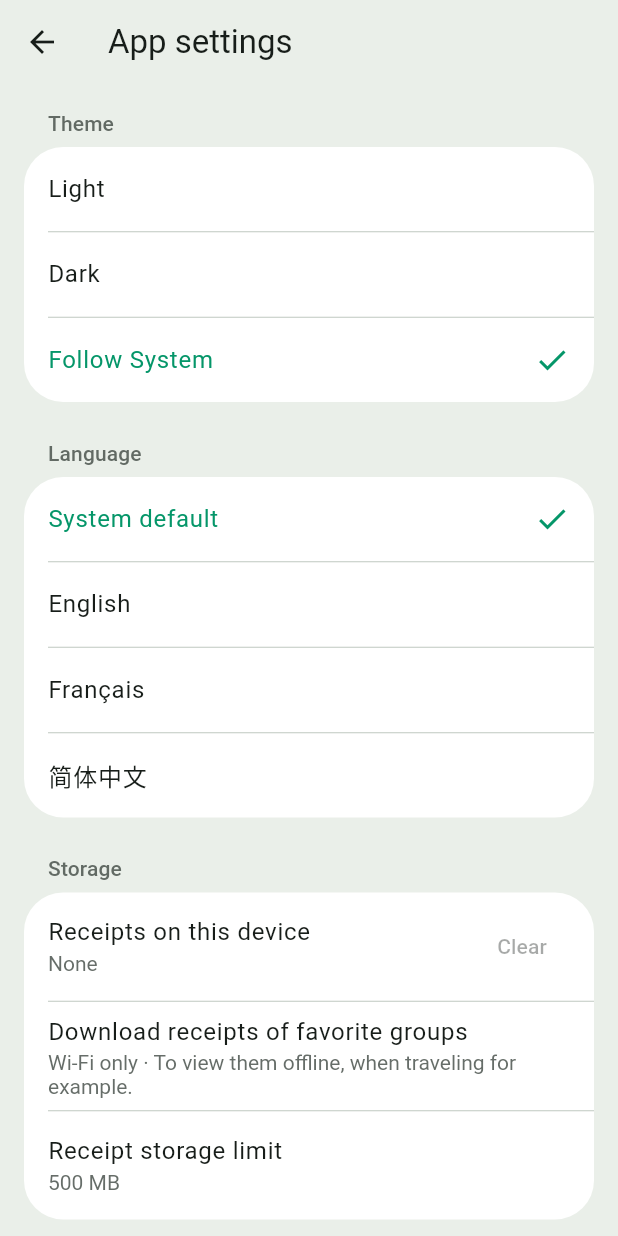
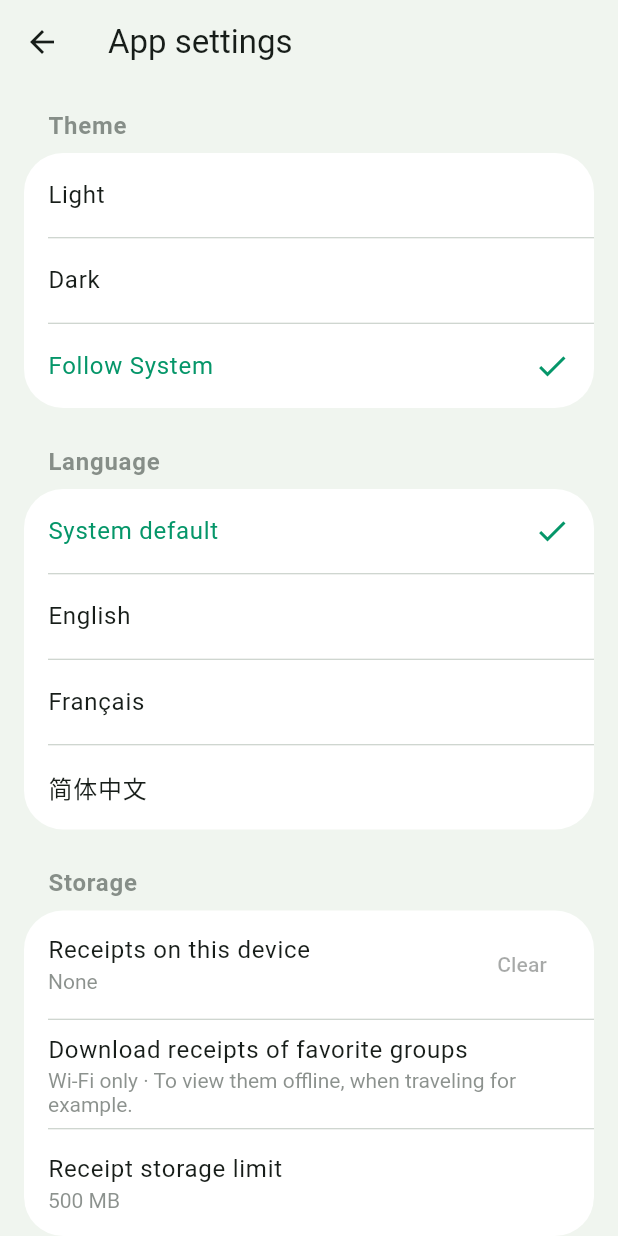
Before and after one commit to sharneng/spliit2go, a Flutter app: the screen it shows after launch, after a tap on the "settings" icon, on a phone screen of 412 x 824 dp. Run offline on Flutter 3.47's test engine with Material 3 defaults, Android fonts, the phone set to English and light mode, and no system bars; our stand-ins replace app_links, connectivity_plus, drift, flutter_slidable, image_picker, lucide_icons_flutter and 3 more; accounts and stored records are empty; generated files the repository leaves out were written again.

Commit message:
Secondary content at Apple's secondaryLabel levels (#211)
Kenneth found the 4.5:1 levels from the #212 review louder than iOS's
own Settings, whose secondary text is 3.3-3.4:1 itself. So:

- SpliitColors.secondaryContent: the light scheme's onSurfaceVariant at
  60%, and Apple's dark secondaryLabel (#EBEBF5 at 60%) in dark mode;
  lent/owe at 90%.
- Increase Contrast themes (MaterialApp.highContrastTheme/DarkTheme):
  secondary content undimmed, lent/owe solid.
- Section headers at the rows' title size, bold.
- Dark mode's page black, its cards surfaceContainer; light mode's page
  surfaceContainerLow.
- Tests check Apple's levels and the high-contrast themes instead of
  4.5:1; the decision record says why.

Co-Authored-By: Claude Opus 5.5 <noreply@anthropic.com>
Claude-Session: https://claude.ai/code/session_01DNsCiENBQ75A1TGAuCNhN3

```diff
--- a/lib/main.dart
+++ b/lib/main.dart
@@ -90,6 +90,8 @@ class Spliit2GoApp extends StatelessWidget {
           locale: settings.locale,
           theme: spliit2goLightTheme,
           darkTheme: spliit2goDarkTheme,
+          highContrastTheme: spliit2goLightHighContrastTheme,
+          highContrastDarkTheme: spliit2goDarkHighContrastTheme,
           themeMode: settings.themeMode,
           home: home ?? const AppRoot(),
           // Issue #24: modern Android (edge-to-edge is mandatory starting
--- a/lib/theme.dart
+++ b/lib/theme.dart
@@ -1,3 +1,5 @@
+import 'dart:ui' show lerpDouble;
+
 import 'package:flutter/material.dart';
 import 'package:flutter/services.dart';
 
@@ -21,8 +23,14 @@ const spliitWordmarkGreen = Color(0xff56BC9C);
 const _accentLight = Color(0xff059669);
 const _accentDark = Color(0xff10B981);
 
-ThemeData _appTheme(Brightness brightness) {
+ThemeData _appTheme(Brightness brightness, {bool highContrast = false}) {
   final dark = brightness == Brightness.dark;
+  final spliitColors = switch ((dark, highContrast)) {
+    (false, false) => SpliitColors.light,
+    (true, false) => SpliitColors.dark,
+    (false, true) => SpliitColors.lightHighContrast,
+    (true, true) => SpliitColors.darkHighContrast,
+  };
   final accent = dark ? _accentDark : _accentLight;
   // Seeded from the accent, with the accent itself as primary: a seeded
   // scheme alone would shift it to Material's own tone of that hue.
@@ -34,14 +42,17 @@ ThemeData _appTheme(Brightness brightness) {
   final theme = ThemeData(
     useMaterial3: true,
     colorScheme: colorScheme,
-    extensions: [dark ? SpliitColors.dark : SpliitColors.light],
+    extensions: [spliitColors],
   );
   // One base background for every screen, its app bar, the group
   // screen's tab bar and sheets (#186 review), so nothing changes color
   // from screen to screen, nor in the strip under them that the app
   // paints in this color (main.dart). Grouped cards (GroupedSection)
   // stand a step lighter off it.
-  final base = dark ? colorScheme.surface : colorScheme.surfaceContainer;
+  // Black in dark mode, as iOS's grouped screens; in light mode a step
+  // lighter than Material's surfaceContainer, so the dimmed section
+  // headers on it read as well as the captions on the cards (#211).
+  final base = dark ? Colors.black : colorScheme.surfaceContainerLow;
   return theme.copyWith(
     scaffoldBackgroundColor: base,
     // The bar keeps the page's color when content scrolls under it,
@@ -60,29 +71,13 @@ ThemeData _appTheme(Brightness brightness) {
     // dimmed secondary color, a step back from the titles (#211).
     listTileTheme: ListTileThemeData(
       subtitleTextStyle:
-          theme.textTheme.bodyMedium?.copyWith(color: colorScheme.secondaryContent),
+          theme.textTheme.bodyMedium?.copyWith(color: spliitColors.secondaryContent),
     ),
     dividerTheme: DividerThemeData(
       color: theme.colorScheme.outlineVariant,
       thickness: 1,
     ),
   );
-}
-
-/// How much of [ColorScheme.onSurfaceVariant] less important content
-/// keeps: section headers, row captions, marks (#211). Small text must
-/// stay at WCAG's 4.5:1 on the cards and on the page around them, where
-/// the section headers sit; in light mode the page is the tighter one,
-/// passing from about 0.78 (#212 review).
-const secondaryContentAlpha = 0.8;
-
-/// How much of their color what you lent or owe keeps (#211): their 12pt
-/// text passes 4.5:1 on the light cards from about 0.9 (#212 review).
-const secondaryMoneyOpacity = 0.9;
-
-extension SecondaryContent on ColorScheme {
-  /// Less important text and icons, a step back from the content.
-  Color get secondaryContent => onSurfaceVariant.withValues(alpha: secondaryContentAlpha);
 }
 
 /// The colors spliit-ios adds on top of the system palette (its
@@ -95,6 +90,8 @@ class SpliitColors extends ThemeExtension<SpliitColors> {
     required this.moneyNegative,
     required this.brandSecondary,
     required this.brandAccentSoft,
+    required this.secondaryContent,
+    required this.secondaryMoneyOpacity,
   });
 
   /// Owed to you.
@@ -109,11 +106,24 @@ class SpliitColors extends ThemeExtension<SpliitColors> {
   /// The accent at a whisper, behind an empty state's icon.
   final Color brandAccentSoft;
 
+  /// Less important text and icons, a step back from the content:
+  /// section headers, row captions, marks (#211). Apple's
+  /// `secondaryLabel` at its 60%, rather than WCAG AA's 4.5:1, which
+  /// Apple's own secondary text doesn't meet and which read as too loud
+  /// next to it (Kenneth). Undimmed with the system's Increase Contrast.
+  final Color secondaryContent;
+
+  /// How much of their color what you lent or owe keeps (#211).
+  final double secondaryMoneyOpacity;
+
   static const light = SpliitColors(
     moneyPositive: Color(0xff047857),
     moneyNegative: Color(0xffC2334A),
     brandSecondary: Color(0xffBE185D),
     brandAccentSoft: Color(0xffECFDF5),
+    // The light scheme's onSurfaceVariant at 60%.
+    secondaryContent: Color(0x99404943),
+    secondaryMoneyOpacity: 0.9,
   );
 
   static const dark = SpliitColors(
@@ -121,7 +131,19 @@ class SpliitColors extends ThemeExtension<SpliitColors> {
     moneyNegative: Color(0xffFF8A9B),
     brandSecondary: Color(0xffEC4899),
     brandAccentSoft: Color(0x2910B981),
+    // Apple's dark secondaryLabel exactly: the dark scheme's
+    // onSurfaceVariant is a mid grey already, which dimmed would sit
+    // well below it.
+    secondaryContent: Color(0x99EBEBF5),
+    secondaryMoneyOpacity: 0.9,
   );
+
+  /// With the system's Increase Contrast: secondary content undimmed,
+  /// the light and dark schemes' onSurfaceVariant.
+  static final lightHighContrast = light.copyWith(
+      secondaryContent: const Color(0xff404943), secondaryMoneyOpacity: 1);
+  static final darkHighContrast = dark.copyWith(
+      secondaryContent: const Color(0xffC0C9C1), secondaryMoneyOpacity: 1);
 
   /// The app theme's colors, or the defaults for the ambient brightness
   /// where the theme has none (a test's bare MaterialApp).
@@ -137,12 +159,16 @@ class SpliitColors extends ThemeExtension<SpliitColors> {
     Color? moneyNegative,
     Color? brandSecondary,
     Color? brandAccentSoft,
+    Color? secondaryContent,
+    double? secondaryMoneyOpacity,
   }) =>
       SpliitColors(
         moneyPositive: moneyPositive ?? this.moneyPositive,
         moneyNegative: moneyNegative ?? this.moneyNegative,
         brandSecondary: brandSecondary ?? this.brandSecondary,
         brandAccentSoft: brandAccentSoft ?? this.brandAccentSoft,
+        secondaryContent: secondaryContent ?? this.secondaryContent,
+        secondaryMoneyOpacity: secondaryMoneyOpacity ?? this.secondaryMoneyOpacity,
       );
 
   @override
@@ -153,6 +179,9 @@ class SpliitColors extends ThemeExtension<SpliitColors> {
       moneyNegative: Color.lerp(moneyNegative, other.moneyNegative, t)!,
       brandSecondary: Color.lerp(brandSecondary, other.brandSecondary, t)!,
       brandAccentSoft: Color.lerp(brandAccentSoft, other.brandAccentSoft, t)!,
+      secondaryContent: Color.lerp(secondaryContent, other.secondaryContent, t)!,
+      secondaryMoneyOpacity:
+          lerpDouble(secondaryMoneyOpacity, other.secondaryMoneyOpacity, t)!,
     );
   }
 }
@@ -170,6 +199,13 @@ ThemeData get spliit2goLightTheme => _appTheme(Brightness.light);
 /// mode gets a genuinely dark version of this app's own look rather
 /// than a generic Material dark theme.
 ThemeData get spliit2goDarkTheme => _appTheme(Brightness.dark);
+
+/// The themes with the system's Increase Contrast on (iOS's
+/// accessibility setting; MaterialApp picks them by itself): secondary
+/// content undimmed (#211).
+ThemeData get spliit2goLightHighContrastTheme =>
+    _appTheme(Brightness.light, highContrast: true);
+ThemeData get spliit2goDarkHighContrastTheme => _appTheme(Brightness.dark, highContrast: true);
 
 /// The system status/navigation bar styling for the given [theme]'s
 /// current brightness -- issue #24 follow-up: without this, Android
--- a/lib/widgets/expense_list.dart
+++ b/lib/widgets/expense_list.dart
@@ -164,7 +164,7 @@ class ExpenseTile extends StatelessWidget {
     final e = expense;
     final l10n = context.l10n;
     final locale = context.appLocale;
-    final mark = Theme.of(context).colorScheme.secondaryContent;
+    final mark = SpliitColors.of(context).secondaryContent;
     final amount = formatMoney(e.amountCents, currency, locale: locale);
     // e.date is already a date-only value (year/month/day of the
     // calendar day the expense happened on, not a real instant -- see
@@ -355,7 +355,7 @@ class ExpenseTile extends StatelessWidget {
   Widget _yourAmount(BuildContext context, bool lent, String amount) {
     final colors = SpliitColors.of(context);
     // Dimmed like the rest of the caption (#211).
-    return Opacity(opacity: secondaryMoneyOpacity, child: Row(mainAxisSize: MainAxisSize.min, children: [
+    return Opacity(opacity: colors.secondaryMoneyOpacity, child: Row(mainAxisSize: MainAxisSize.min, children: [
       CaptionIcon(lent ? LucideIcons.arrowUpRight : LucideIcons.arrowDownLeft,
           color: lent ? colors.moneyPositive : colors.moneyNegative),
       const SizedBox(width: 2),
--- a/lib/widgets/grouped_section.dart
+++ b/lib/widgets/grouped_section.dart
@@ -54,7 +54,8 @@ class GroupedSection extends StatelessWidget {
     final scheme = Theme.of(context).colorScheme;
     return scheme.brightness == Brightness.light
         ? scheme.surfaceContainerLowest
-        : scheme.surfaceContainerHigh;
+        // A step off the black page, like iOS's #1C1C1E (#211).
+        : scheme.surfaceContainer;
   }
 
   /// The page behind the cards: every screen's, from the theme.
@@ -135,9 +136,11 @@ class GroupedCaption extends StatelessWidget {
           if (caption != null)
             Semantics(
               header: true,
+              // The rows' title size, bold, so a header still reads as
+              // one in the dimmed color (#211, Kenneth).
               child: Text(caption,
-                  style: theme.textTheme.labelLarge
-                      ?.copyWith(color: theme.colorScheme.secondaryContent)),
+                  style: theme.textTheme.bodyLarge?.copyWith(
+                      fontWeight: FontWeight.w700, color: SpliitColors.of(context).secondaryContent)),
             )
           else
             const SizedBox.shrink(),
--- a/lib/widgets/receipt_download_indicator.dart
+++ b/lib/widgets/receipt_download_indicator.dart
@@ -111,7 +111,7 @@ class ReceiptDownloadIndicator extends StatelessWidget {
         ? theme.colorScheme.error
         : row == null
             ? null
-            : theme.colorScheme.secondaryContent;
+            : SpliitColors.of(context).secondaryContent;
     final waiting = !s.isError && !s.complete && !s.running;
     final clip = Icon(LucideIcons.paperclip, size: size, color: color);
     final icon = waiting
```
Also changed, not shown: 3 other files.
